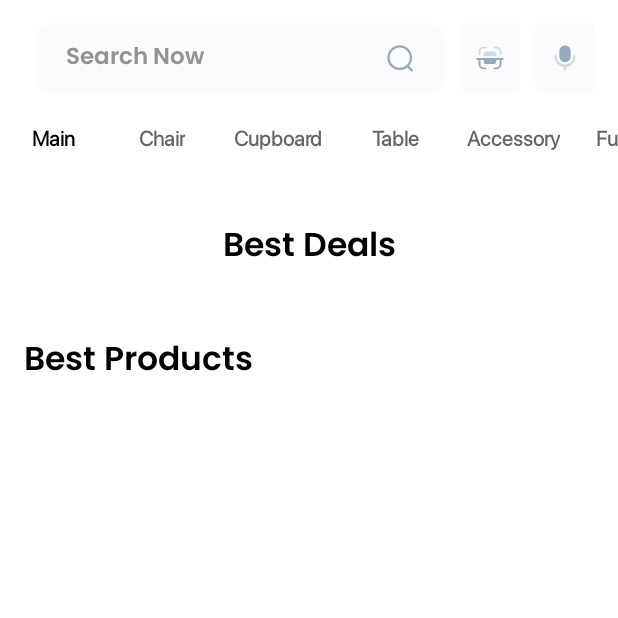
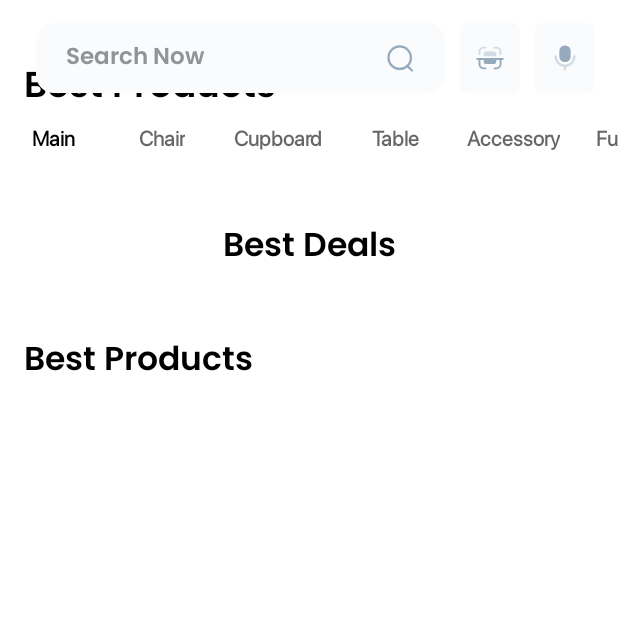
Before and after one commit to AmrNasserSaad/KelineYt, an Android app: the fragment AccessoryFragment placed in its activity, item 3 of the bottom bar chosen, on a phone screen of 412 x 824 dp, the top half of it. Run offline under Robolectric (Android 15) with nearby library versions, the phone set to English and light mode, and no system bars; our stand-ins replace Dagger/Hilt's generated code, Firebase (no records; nobody signed in at launch, a user with empty details on screens opened directly), navigation-ui.

Commit message:
handle the design of base category frag because the all items of the tab layout inherits from it setup two Rv

```diff
--- a/app/src/main/java/com/training/kelineyt/activity/adapters/BestProductsAdapter.kt
+++ b/app/src/main/java/com/training/kelineyt/activity/adapters/BestProductsAdapter.kt
@@ -27,8 +27,7 @@ class BestProductsAdapter : RecyclerView.Adapter<BestProductsAdapter.BestProduct
                     tvPrice.paintFlags = Paint.STRIKE_THRU_TEXT_FLAG
                 }
 
-                if (product.offerPercentage == null )
-                    tvNewPrice.visibility = View.INVISIBLE
+                if (product.offerPercentage == null ) tvNewPrice.visibility = View.INVISIBLE
 
 
                 tvPrice.text = "$ ${product.price}"
--- a/app/src/main/java/com/training/kelineyt/activity/fragments/categories/BaseCategoryFragment.kt
+++ b/app/src/main/java/com/training/kelineyt/activity/fragments/categories/BaseCategoryFragment.kt
@@ -1,7 +1,57 @@
 package com.training.kelineyt.activity.fragments.categories
 
+import android.os.Bundle
+import android.view.LayoutInflater
+import android.view.View
+import android.view.ViewGroup
 import androidx.fragment.app.Fragment
+import androidx.recyclerview.widget.GridLayoutManager
+import androidx.recyclerview.widget.LinearLayoutManager
 import com.training.kelineyt.R
+import com.training.kelineyt.activity.adapters.BestProductsAdapter
+import com.training.kelineyt.databinding.FragmentBaseCategoryBinding
 
-open class BaseCategoryFragment:Fragment(R.layout.fragment_base_category) {
+open class BaseCategoryFragment : Fragment(R.layout.fragment_base_category) {
+
+    private lateinit var binding: FragmentBaseCategoryBinding
+
+    private lateinit var offerAdapter: BestProductsAdapter
+    private lateinit var bestProductsAdapter: BestProductsAdapter
+
+    override fun onCreateView(
+        inflater: LayoutInflater,
+        container: ViewGroup?,
+        savedInstanceState: Bundle?
+    ): View? {
+        binding = FragmentBaseCategoryBinding.inflate(inflater)
+        return binding.root
+
+    }
+
+    override fun onViewCreated(view: View, savedInstanceState: Bundle?) {
+        super.onViewCreated(view, savedInstanceState)
+
+        setupOfferRV()
+        setupBestProductsRV()
+
+    }
+
+    private fun setupBestProductsRV() {
+        bestProductsAdapter = BestProductsAdapter()
+        binding.rvBestProducts.apply {
+            layoutManager =
+                GridLayoutManager(requireContext(), 2, GridLayoutManager.VERTICAL, false)
+            adapter = bestProductsAdapter
+        }
+    }
+
+    private fun setupOfferRV() {
+        offerAdapter = BestProductsAdapter()
+        binding.rvBestProducts.apply {
+            layoutManager =
+                LinearLayoutManager(requireContext(), LinearLayoutManager.HORIZONTAL, false)
+            adapter = offerAdapter
+        }
+    }
+
 }
--- a/app/src/main/res/layout/fragment_base_category.xml
+++ b/app/src/main/res/layout/fragment_base_category.xml
@@ -1,6 +1,54 @@
 <?xml version="1.0" encoding="utf-8"?>
-<androidx.constraintlayout.widget.ConstraintLayout xmlns:android="http://schemas.android.com/apk/res/android"
+<androidx.core.widget.NestedScrollView xmlns:android="http://schemas.android.com/apk/res/android"
+    xmlns:app="http://schemas.android.com/apk/res-auto"
+    android:id="@+id/nestedScrollBaseCategory"
     android:layout_width="match_parent"
-    android:layout_height="match_parent">
+    android:layout_height="match_parent"
+    android:fillViewport="true">
 
-</androidx.constraintlayout.widget.ConstraintLayout>
+    <androidx.constraintlayout.widget.ConstraintLayout
+        android:layout_width="match_parent"
+        android:layout_height="match_parent">
+
+
+        <androidx.recyclerview.widget.RecyclerView
+            android:id="@+id/rvOffer"
+            android:layout_width="match_parent"
+            android:layout_height="wrap_content"
+            android:layout_marginStart="14dp"
+            android:layout_marginTop="14dp"
+            app:layout_constraintStart_toStartOf="parent"
+            app:layout_constraintTop_toTopOf="parent"
+
+            />
+
+        <TextView
+            android:id="@+id/tvBestProducts"
+            android:layout_width="wrap_content"
+            android:layout_height="wrap_content"
+            android:layout_marginTop="24dp"
+            android:fontFamily="@font/poppins_thin"
+            android:text="Best Products"
+            android:textColor="@color/black"
+            android:textSize="24sp"
+            app:layout_constraintStart_toStartOf="@id/rvBestProducts"
+            app:layout_constraintTop_toBottomOf="@id/rvOffer"
+
+
+            />
+
+        <androidx.recyclerview.widget.RecyclerView
+            android:id="@+id/rvBestProducts"
+            android:layout_width="0dp"
+            android:layout_height="wrap_content"
+            android:layout_marginStart="16dp"
+            android:layout_marginTop="8dp"
+            android:layout_marginEnd="16dp"
+            app:layout_constraintEnd_toEndOf="parent"
+            app:layout_constraintStart_toStartOf="parent"
+            app:layout_constraintTop_toBottomOf="@id/tvBestProducts"
+
+            />
+
+    </androidx.constraintlayout.widget.ConstraintLayout>
+</androidx.core.widget.NestedScrollView>
```
